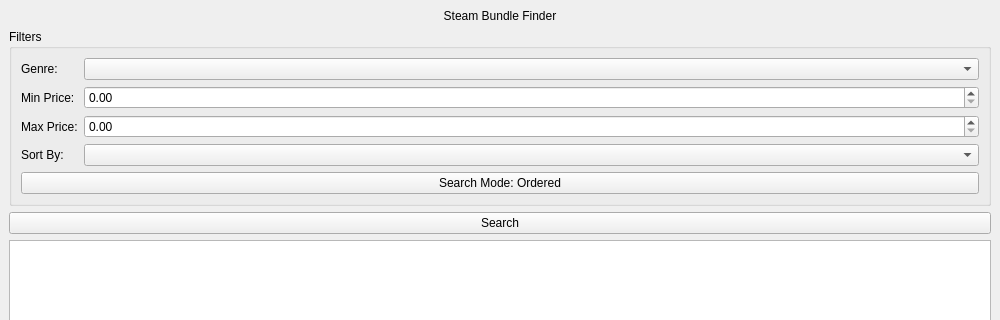
zbon0830/SteamGameFinder, file UI/Window.ui: the form before one commit; both pictures show x 0 to 1000 and y 0 to 320 of the 1000 by 700 pixel window.
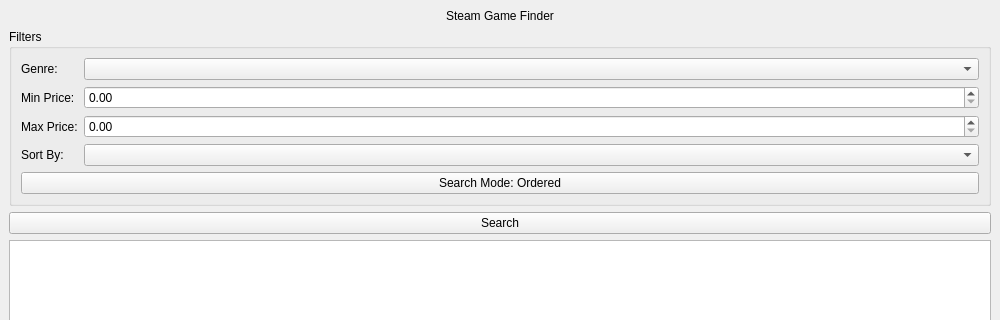
The form after the commit.

Commit message: Change UI name to Steam Game Finder, consistency.

```diff
--- a/UI/Window.ui
+++ b/UI/Window.ui
@@ -19,7 +19,7 @@
                 <item>
                     <widget class="QLabel" name="titleLabel">
                         <property name="text">
-                            <string>Steam Bundle Finder</string>
+       <string>Steam Game Finder</string>
                         </property>
                         <property name="alignment">
                             <set>Qt::AlignCenter</set>
```
Left out of the diff: 22 changed lines with no effect on the pictures. Lines whose indentation alone changed are shown as unchanged. The commit also changes 1 other file.
